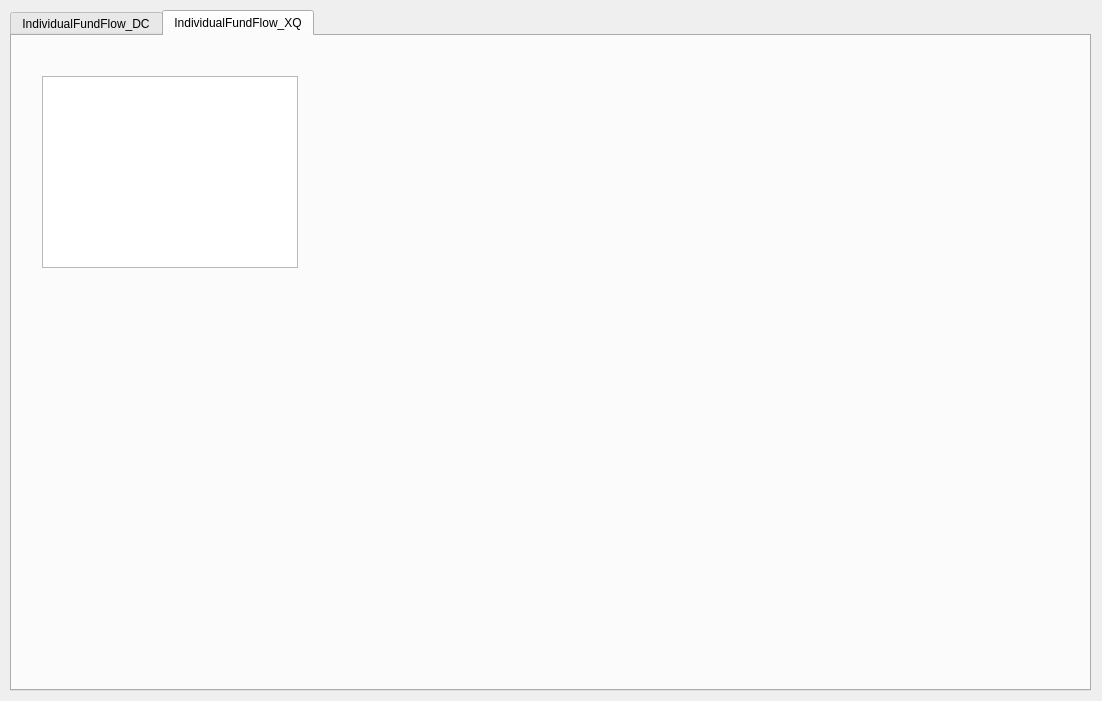
This is StockTip/form.ui in Ruffia/ADRHis as Qt 5 draws it before an edit. The edited form follows.
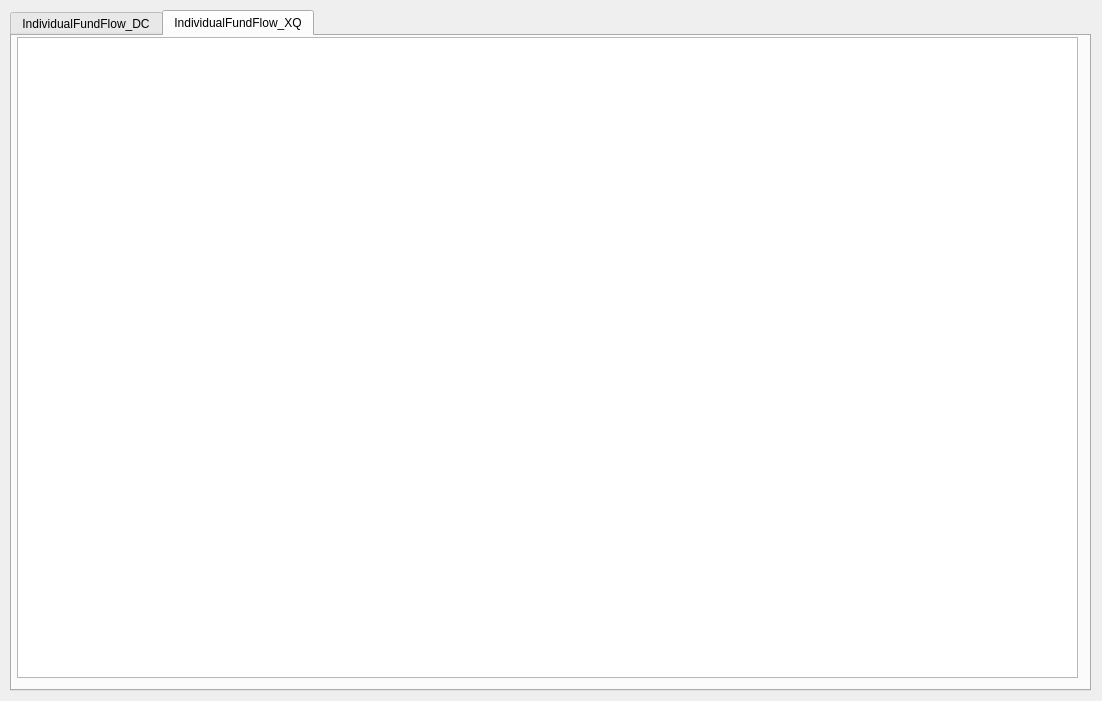
This is the edited form.

Commit message: 显示XQ 数据

Patch:
```diff
--- a/StockTip/form.ui
+++ b/StockTip/form.ui
@@ -47,10 +47,10 @@
     <widget class="QTableView" name="m_tableViewIndividualFundFlow_XQ">
      <property name="geometry">
       <rect>
-       <x>30</x>
-       <y>40</y>
-       <width>256</width>
-       <height>192</height>
+       <x>5</x>
+       <y>1</y>
+       <width>1061</width>
+       <height>641</height>
       </rect>
      </property>
     </widget>
```
The commit also changes 2 other files.
